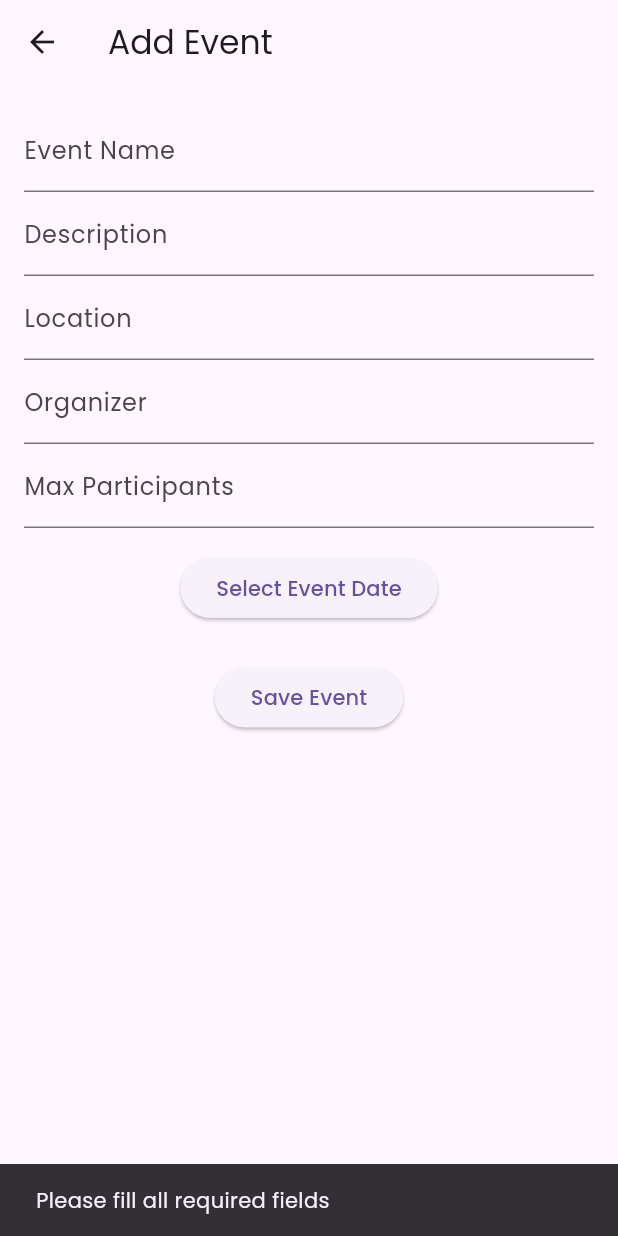
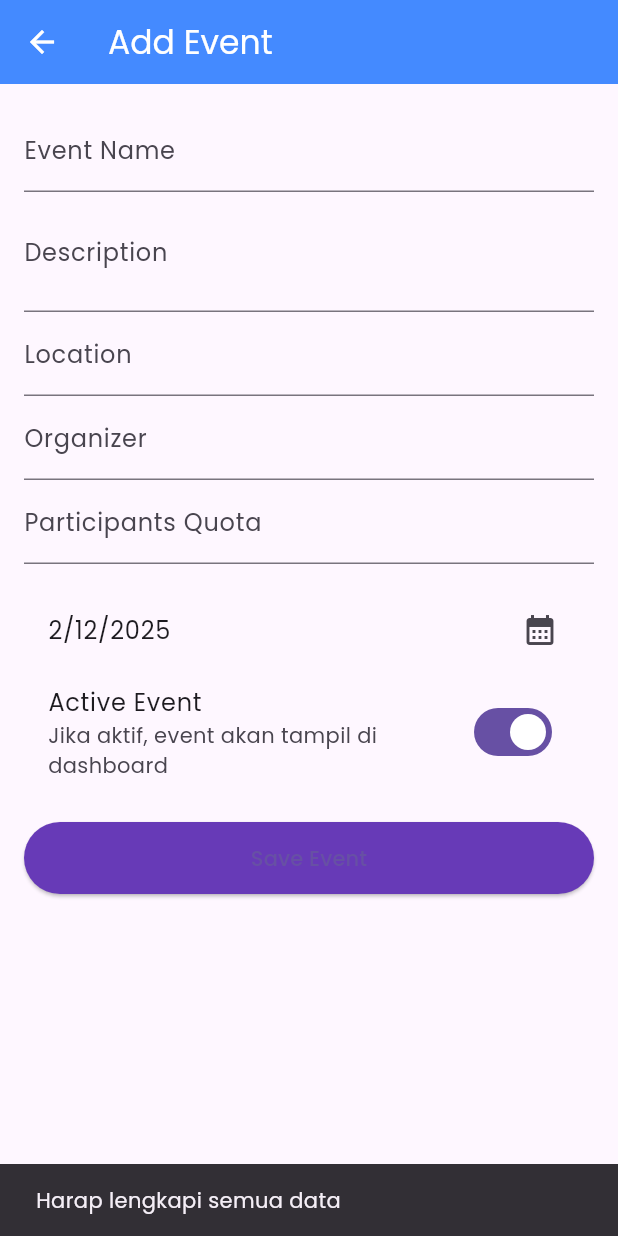
Before and after one commit to arielreza/absensi_acara, a Flutter app: the AddEventScreen screen opened directly, after a tap on "Save Event", on a phone screen of 412 x 824 dp. Run offline on Flutter 3.47's test engine with Material 3 defaults, Android fonts, the phone set to English and light mode, and no system bars; our stand-ins replace cloud_firestore, firebase_auth, firebase_core, flutter_riverpod, qr_flutter, rxdart and 1 more; missing offline and left inert: mobile_scanner; accounts and stored records are empty.

Commit message:
UPDATE PARTICIPANTS AND FORM BUG

```diff
--- a/lib/admin/add_event_screen.dart
+++ b/lib/admin/add_event_screen.dart
@@ -9,35 +9,60 @@ class AddEventScreen extends StatefulWidget {
 }
 
 class _AddEventScreenState extends State<AddEventScreen> {
-  final _nameCtrl = TextEditingController();
-  final _descCtrl = TextEditingController();
-  final _locationCtrl = TextEditingController();
-  final _organizerCtrl = TextEditingController();
-  final _maxParticipantsCtrl = TextEditingController();
+  final TextEditingController nameC = TextEditingController();
+  final TextEditingController descC = TextEditingController();
+  final TextEditingController locationC = TextEditingController();
+  final TextEditingController organizerC = TextEditingController();
+  final TextEditingController quotaC = TextEditingController();
 
-  DateTime? _selectedDate;
+  DateTime? selectedDate = DateTime.now();
+  bool isActive = true;
 
-  Future<void> _saveEvent() async {
-    if (_nameCtrl.text.isEmpty ||
-        _descCtrl.text.isEmpty ||
-        _maxParticipantsCtrl.text.isEmpty ||
-        _selectedDate == null) {
+  Future<void> pickDate() async {
+    final DateTime? result = await showDatePicker(
+      context: context,
+      initialDate: selectedDate ?? DateTime.now(),
+      firstDate: DateTime(2020),
+      lastDate: DateTime(2030),
+    );
+
+    if (result != null) {
+      setState(() {
+        selectedDate = result;
+      });
+    }
+  }
+
+  Future<void> saveEvent() async {
+    if (nameC.text.isEmpty ||
+        descC.text.isEmpty ||
+        locationC.text.isEmpty ||
+        organizerC.text.isEmpty ||
+        quotaC.text.isEmpty ||
+        selectedDate == null) {
       ScaffoldMessenger.of(context).showSnackBar(
-        const SnackBar(content: Text("Please fill all required fields")),
+        const SnackBar(content: Text("Harap lengkapi semua data")),
       );
       return;
     }
 
+    int quota = int.tryParse(quotaC.text.trim()) ?? 0;
+
     await FirebaseFirestore.instance.collection("events").add({
-      "event_name": _nameCtrl.text.trim(),
-      "description": _descCtrl.text.trim(),
-      "location": _locationCtrl.text.trim(),
-      "organizer": _organizerCtrl.text.trim(),
-      "event_date": Timestamp.fromDate(_selectedDate!),
-      "is_active": true,
-      "max_participants": int.parse(_maxParticipantsCtrl.text),
-      "participants_count": 0, // default saat buat event
+      "event_name": nameC.text,
+      "description": descC.text,
+      "location": locationC.text,
+      "organizer": organizerC.text,
+      "participants": quota,            // ✔ sama seperti EditEventScreen
+      "participants_count": 0,          // ✔ default
+      "event_date": Timestamp.fromDate(selectedDate!),
+      "is_active": isActive,
+      "created_at": Timestamp.now(),
     });
+
+    ScaffoldMessenger.of(context).showSnackBar(
+      const SnackBar(content: Text("Event berhasil ditambahkan!")),
+    );
 
     Navigator.pop(context);
   }
@@ -47,61 +72,66 @@ class _AddEventScreenState extends State<AddEventScreen> {
     return Scaffold(
       appBar: AppBar(
         title: const Text("Add Event"),
+        backgroundColor: Colors.blueAccent,
+        foregroundColor: Colors.white,
       ),
-      body: Padding(
+      body: ListView(
         padding: const EdgeInsets.all(16),
-        child: SingleChildScrollView(
-          child: Column(
         children: [
           TextField(
-                controller: _nameCtrl,
+            controller: nameC,
             decoration: const InputDecoration(labelText: "Event Name"),
           ),
           TextField(
-                controller: _descCtrl,
+            controller: descC,
+            maxLines: 2,
             decoration: const InputDecoration(labelText: "Description"),
           ),
           TextField(
-                controller: _locationCtrl,
+            controller: locationC,
             decoration: const InputDecoration(labelText: "Location"),
           ),
           TextField(
-                controller: _organizerCtrl,
+            controller: organizerC,
             decoration: const InputDecoration(labelText: "Organizer"),
           ),
           TextField(
-                controller: _maxParticipantsCtrl,
+            controller: quotaC,
             keyboardType: TextInputType.number,
-                decoration: const InputDecoration(labelText: "Max Participants"),
+            decoration: const InputDecoration(labelText: "Participants Quota"),
           ),
+
           const SizedBox(height: 16),
+
+          ListTile(
+            title: Text(
+              selectedDate == null
+                  ? "Pick Event Date"
+                  : "${selectedDate!.day}/${selectedDate!.month}/${selectedDate!.year}",
+            ),
+            trailing: const Icon(Icons.calendar_month),
+            onTap: pickDate,
+          ),
+
+          SwitchListTile(
+            title: const Text("Active Event"),
+            subtitle: const Text("Jika aktif, event akan tampil di dashboard"),
+            value: isActive,
+            onChanged: (v) => setState(() => isActive = v),
+          ),
+
+          const SizedBox(height: 20),
+
           ElevatedButton(
-                onPressed: () async {
-                  DateTime? picked = await showDatePicker(
-                    context: context,
-                    initialDate: DateTime.now(),
-                    firstDate: DateTime(2020),
-                    lastDate: DateTime(2030),
-                  );
-                  if (picked != null) {
-                    setState(() => _selectedDate = picked);
-                  }
-                },
-                child: Text(
-                  _selectedDate == null
-                      ? "Select Event Date"
-                      : "Selected: ${_selectedDate!.toLocal()}".split(" ")[0],
+            onPressed: saveEvent,
+            style: ElevatedButton.styleFrom(
+              backgroundColor: Colors.deepPurple,
+              padding: const EdgeInsets.symmetric(vertical: 14),
             ),
-              ),
-              const SizedBox(height: 25),
-              ElevatedButton(
-                onPressed: _saveEvent,
             child: const Text("Save Event"),
           ),
         ],
       ),
-        ),
-      ),
     );
   }
 }
```
Also changed, not shown: lib/admin/admin_home.dart (+169 -208 lines), lib/admin/edit_event_screen.dart (+124 -55 lines). Lines whose indentation alone changed are shown as unchanged.
